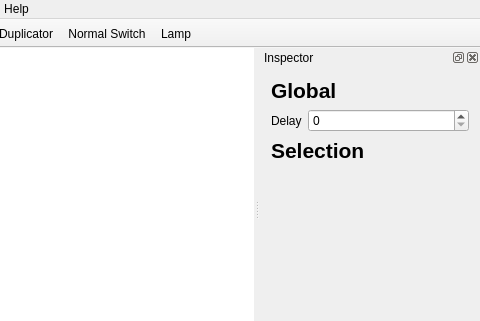
This is mainwindow.ui in narrowtux/Gatter as Qt 5 draws it before an edit; both pictures show x 178 to 658 and y 0 to 321 of the 658 by 416 pixel window. The edited form follows.
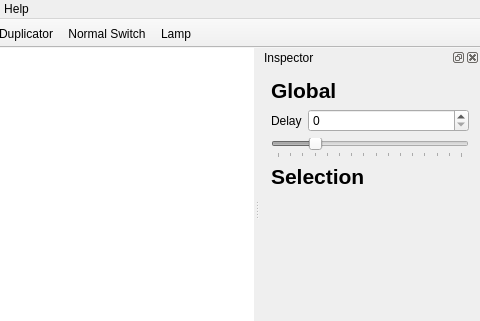
This is the edited form.

```diff
--- a/mainwindow.ui
+++ b/mainwindow.ui
@@ -221,6 +221,31 @@
              </property>
             </widget>
            </item>
+           <item row="1" column="0" colspan="2">
+            <widget class="QSlider" name="zoomSlider">
+             <property name="enabled">
+              <bool>false</bool>
+             </property>
+             <property name="minimum">
+              <number>25</number>
+             </property>
+             <property name="maximum">
+              <number>400</number>
+             </property>
+             <property name="value">
+              <number>100</number>
+             </property>
+             <property name="orientation">
+              <enum>Qt::Horizontal</enum>
+             </property>
+             <property name="tickPosition">
+              <enum>QSlider::TicksBelow</enum>
+             </property>
+             <property name="tickInterval">
+              <number>25</number>
+             </property>
+            </widget>
+           </item>
           </layout>
          </item>
          <item>
@@ -248,7 +273,7 @@
            <property name="sizeHint" stdset="0">
             <size>
              <width>20</width>
-             <height>149</height>
+             <height>113</height>
             </size>
            </property>
           </spacer>
```
Left out of the diff: 6 changed lines with no effect on the pictures.
